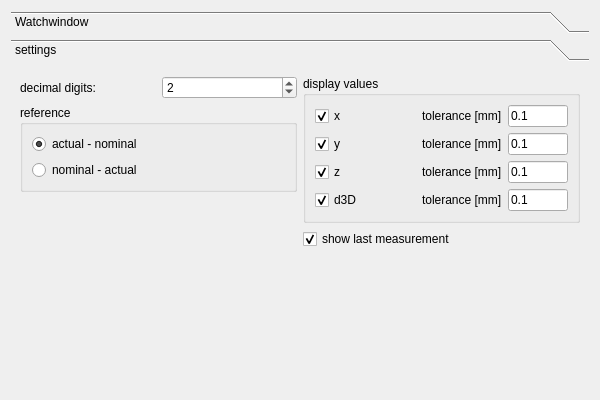
The window that ui/dialogs/watchwindowdialog.ui (OpenIndy/OpenIndy) describes before a commit, drawn with Qt 5.
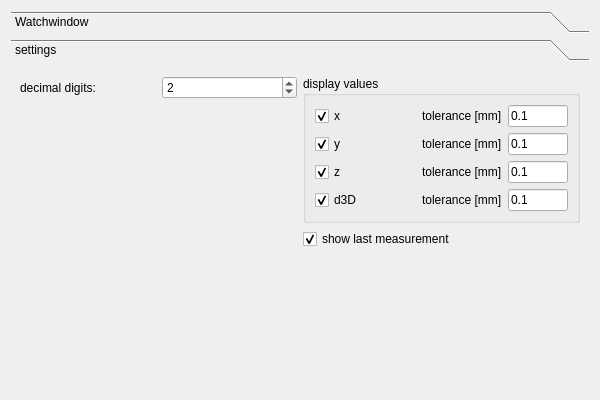
The same window after the commit.

Commit message: OI-516: remove nominal-actual settings

```diff
--- a/ui/dialogs/watchwindowdialog.ui
+++ b/ui/dialogs/watchwindowdialog.ui
@@ -88,52 +88,6 @@
              </item>
             </layout>
            </item>
-           <item>
-            <widget class="QGroupBox" name="groupBox_reference">
-             <property name="title">
-              <string>reference</string>
-             </property>
-             <layout class="QGridLayout" name="gridLayout_2">
-              <item row="0" column="0">
-               <layout class="QVBoxLayout" name="verticalLayout_2">
-                <item>
-                 <widget class="QRadioButton" name="radioButton_actnom">
-                  <property name="text">
-                   <string>actual - nominal</string>
-                  </property>
-                  <property name="checked">
-                   <bool>true</bool>
-                  </property>
-                 </widget>
-                </item>
-                <item>
-                 <widget class="QRadioButton" name="radioButton_nomact">
-                  <property name="text">
-                   <string>nominal - actual</string>
-                  </property>
-                 </widget>
-                </item>
-                <item>
-                 <spacer name="verticalSpacer">
-                  <property name="orientation">
-                   <enum>Qt::Vertical</enum>
-                  </property>
-                  <property name="sizeType">
-                   <enum>QSizePolicy::Minimum</enum>
-                  </property>
-                  <property name="sizeHint" stdset="0">
-                   <size>
-                    <width>20</width>
-                    <height>0</height>
-                   </size>
-                  </property>
-                 </spacer>
-                </item>
-               </layout>
-              </item>
-             </layout>
-            </widget>
-           </item>
            <item>
             <spacer name="verticalSpacer_2">
              <property name="orientation">
```
The commit also changes 2 other files.
